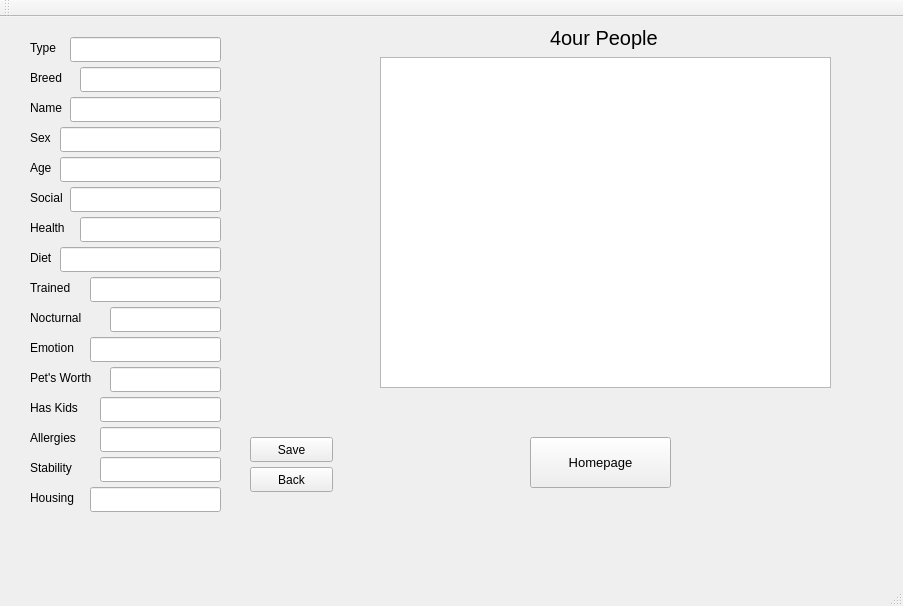
kalebtesfay/Animal_Shelter_System, file qt_cuacs_UI/mainwindow.ui: the form before one commit.
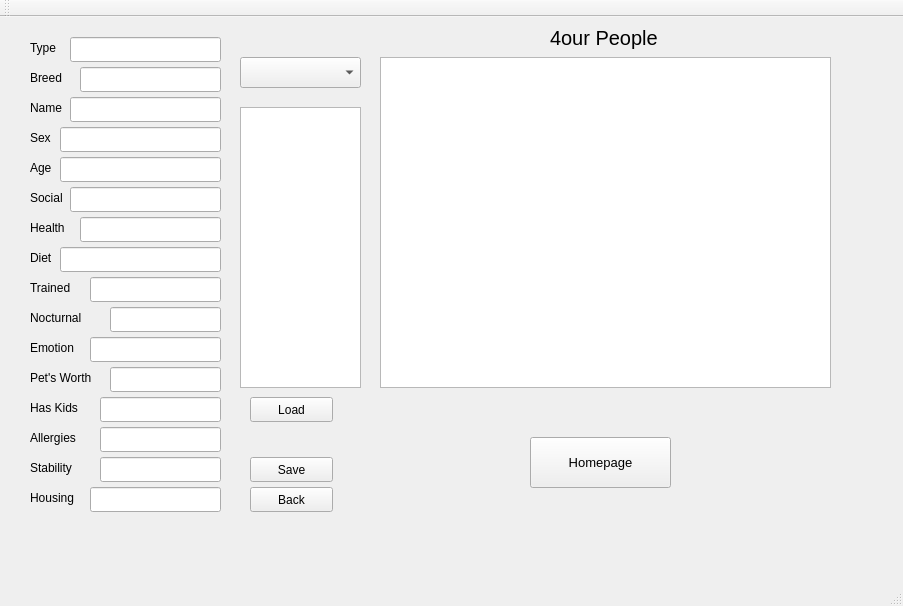
The form after the commit. The open tabs and pages were chosen to show the change.

Diff of the .ui file:
```diff
--- a/qt_cuacs_UI/mainwindow.ui
+++ b/qt_cuacs_UI/mainwindow.ui
@@ -621,7 +621,7 @@
       <property name="geometry">
        <rect>
         <x>250</x>
-        <y>420</y>
+        <y>440</y>
         <width>83</width>
         <height>25</height>
        </rect>
@@ -652,7 +652,7 @@
       <property name="geometry">
        <rect>
         <x>250</x>
-        <y>450</y>
+        <y>470</y>
         <width>83</width>
         <height>25</height>
        </rect>
@@ -817,6 +817,39 @@
        <string>Housing</string>
       </property>
      </widget>
+     <widget class="QListView" name="listView_2">
+      <property name="geometry">
+       <rect>
+        <x>240</x>
+        <y>90</y>
+        <width>121</width>
+        <height>281</height>
+       </rect>
+      </property>
+     </widget>
+     <widget class="QPushButton" name="pushButton_22">
+      <property name="geometry">
+       <rect>
+        <x>250</x>
+        <y>380</y>
+        <width>83</width>
+        <height>25</height>
+       </rect>
+      </property>
+      <property name="text">
+       <string>Load</string>
+      </property>
+     </widget>
+     <widget class="QComboBox" name="comboBox">
+      <property name="geometry">
+       <rect>
+        <x>240</x>
+        <y>40</y>
+        <width>121</width>
+        <height>31</height>
+       </rect>
+      </property>
+     </widget>
     </widget>
     <widget class="QWidget" name="page_6">
      <widget class="QLabel" name="label_22">
```
